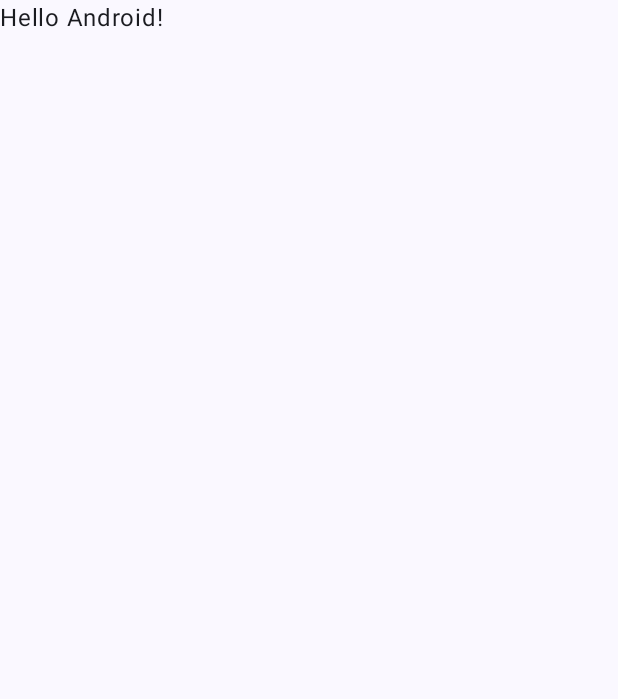
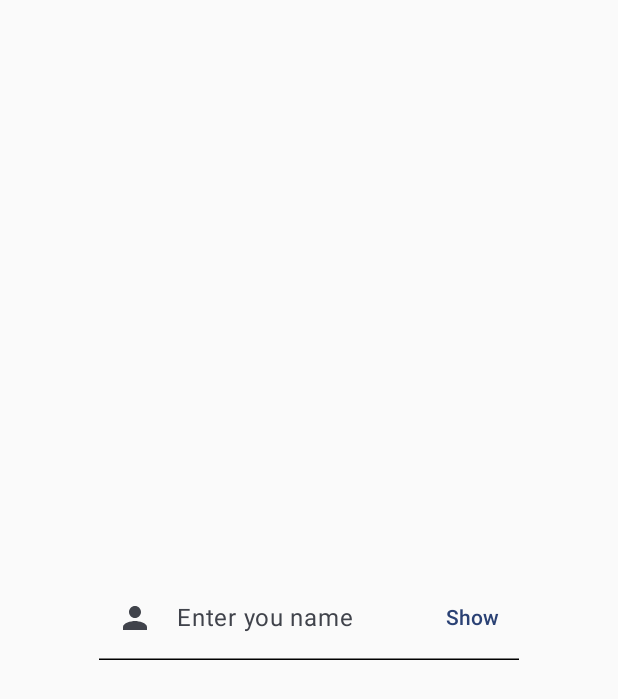
Before and after one commit to srikanth4mobileapps/ComposePracticeWork, an Android app built with Jetpack Compose: the screen it shows after launch (MainActivity), on a phone screen of 412 x 824 dp. Before the commit the part shown is almost empty. Shown: the top 699 px of the screen. Run offline under Robolectric (Android 15) with nearby library versions, the phone set to English and light mode, and no system bars.

Commit message:
Textfield implemented using jetpack compose

```diff
--- a/app/src/main/java/com/sri/composepracticework/MainActivity.kt
+++ b/app/src/main/java/com/sri/composepracticework/MainActivity.kt
@@ -1,14 +1,41 @@
 package com.sri.composepracticework
 
 import android.os.Bundle
+import android.view.animation.Transformation
+import android.widget.Toast
 import androidx.activity.ComponentActivity
 import androidx.activity.compose.setContent
+import androidx.compose.foundation.layout.Arrangement
+import androidx.compose.foundation.layout.Column
 import androidx.compose.foundation.layout.fillMaxSize
+import androidx.compose.foundation.text.KeyboardActions
+import androidx.compose.foundation.text.KeyboardOptions
+import androidx.compose.material.icons.Icons
+import androidx.compose.material.icons.filled.AccountBox
+import androidx.compose.material.icons.filled.AccountCircle
+import androidx.compose.material.icons.filled.Add
+import androidx.compose.material.icons.filled.Person
+import androidx.compose.material.icons.filled.PlayArrow
+import androidx.compose.material3.Icon
 import androidx.compose.material3.MaterialTheme
 import androidx.compose.material3.Surface
 import androidx.compose.material3.Text
+import androidx.compose.material3.TextButton
+import androidx.compose.material3.TextField
+import androidx.compose.material3.TextFieldColors
+import androidx.compose.material3.TextFieldDefaults
 import androidx.compose.runtime.Composable
+import androidx.compose.runtime.getValue
+import androidx.compose.runtime.mutableStateOf
+import androidx.compose.runtime.remember
+import androidx.compose.runtime.setValue
+import androidx.compose.ui.Alignment
 import androidx.compose.ui.Modifier
+import androidx.compose.ui.graphics.Color
+import androidx.compose.ui.res.painterResource
+import androidx.compose.ui.text.input.ImeAction
+import androidx.compose.ui.text.input.KeyboardType
+import androidx.compose.ui.text.input.PasswordVisualTransformation
 import androidx.compose.ui.tooling.preview.Preview
 import com.sri.composepracticework.ui.theme.ComposePracticeWorkTheme
 
@@ -17,12 +44,43 @@ class MainActivity : ComponentActivity() {
         super.onCreate(savedInstanceState)
         setContent {
             ComposePracticeWorkTheme {
-                // A surface container using the 'background' color from the theme
-                Surface(
+                var text by remember {
+                    mutableStateOf("")
+                }
+                Column(
                     modifier = Modifier.fillMaxSize(),
-                    color = MaterialTheme.colorScheme.background
+                    verticalArrangement = Arrangement.Center,
+                    horizontalAlignment = Alignment.CenterHorizontally
                 ) {
-                    Greeting("Android")
+                    TextField(value = text,
+                        onValueChange = { text = it },
+                        leadingIcon = {
+                            Icon(imageVector = Icons.Default.Person, contentDescription = null)
+                        },
+                        trailingIcon = {
+                           // Icon(imageVector = Icons.Default.PlayArrow, contentDescription =null )
+                            TextButton(onClick = { /*TODO*/ }) {
+                                Text(text = "Show")
+                            }
+                        },
+                        colors = TextFieldDefaults.colors(unfocusedContainerColor = Color.Transparent, focusedContainerColor = Color.Transparent, unfocusedIndicatorColor = Color.Black, focusedIndicatorColor = Color.Black),
+                        singleLine = true,
+                       /* placeholder = {
+                            Text(text = "Enter you name")
+                        }*/
+                        label = {
+                            Text(text = "Enter you name")
+                        },
+                        visualTransformation = PasswordVisualTransformation(),
+                        keyboardOptions = KeyboardOptions(
+                            autoCorrect = false,
+                            keyboardType = KeyboardType.NumberPassword,
+                            imeAction = ImeAction.Go
+                        ),
+                       keyboardActions =  KeyboardActions(onGo = {
+                           Toast.makeText(this@MainActivity, "on GO Clicked", Toast.LENGTH_SHORT).show()
+                       })
+                    )
                 }
             }
         }
```
